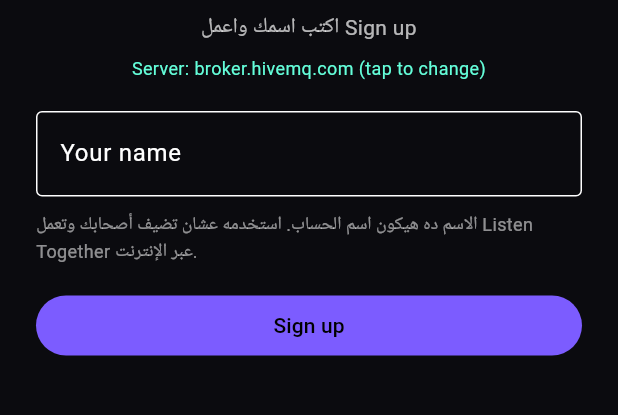
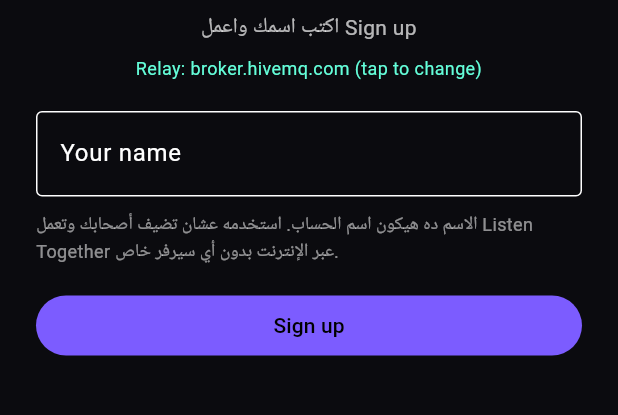
Before and after one commit to mazenkareem9098-dev/mezox-music-app, a Flutter app: the screen it shows after launch, on a phone screen of 412 x 824 dp, the part 474-889 px from its top. Run offline on Flutter 3.47's test engine with Material 3 defaults, Android fonts, the phone set to English and light mode, and no system bars; our stand-ins replace audio_service, flutter_secure_storage, just_audio, shared_preferences; missing offline and left inert: mqtt_client, youtube_explode_dart; accounts and stored records are empty.

Commit message:
Serverless relay mode - no public server needed

```diff
--- a/lib/ui/auth/login_screen.dart
+++ b/lib/ui/auth/login_screen.dart
@@ -34,7 +34,7 @@ class _LoginScreenState extends State<LoginScreen> {
         content: TextField(
           controller: ctrl,
           decoration: const InputDecoration(
-            hintText: 'https://your-server.run.app',
+            hintText: 'broker.hivemq.com',
             border: OutlineInputBorder(),
           ),
         ),
@@ -72,7 +72,7 @@ class _LoginScreenState extends State<LoginScreen> {
                 const SizedBox(height: 8),
                 InkWell(
                   onTap: () => _editServer(api),
-                  child: Text('Server: ${api.baseUrl} (tap to change)',
+                  child: Text('Relay: ${api.baseUrl} (tap to change)',
                       textAlign: TextAlign.center, style: const TextStyle(color: Colors.tealAccent, fontSize: 12)),
                 ),
                 const SizedBox(height: 20),
@@ -87,7 +87,7 @@ class _LoginScreenState extends State<LoginScreen> {
                 ),
                 const SizedBox(height: 10),
                 const Text(
-                  'الاسم ده هيكون اسم الحساب. استخدمه عشان تضيف أصحابك وتعمل Listen Together عبر الإنترنت.',
+                  'الاسم ده هيكون اسم الحساب. استخدمه عشان تضيف أصحابك وتعمل Listen Together عبر الإنترنت بدون أي سيرفر خاص.',
                   style: TextStyle(color: Colors.white54, fontSize: 12),
                 ),
                 const SizedBox(height: 16),
```
